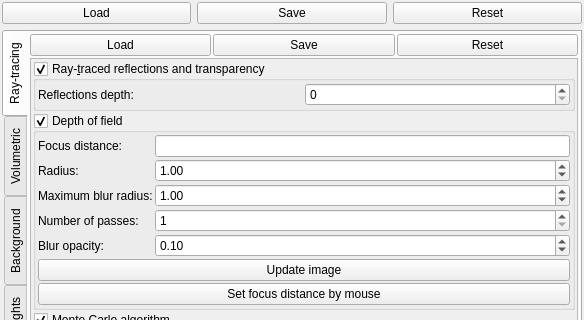
Qt form mandelbulber2/qt/dock_effects.ui (buddhi1980/mandelbulber2) before a commit; both pictures show x 0 to 584 and y 0 to 320 of the 584 by 1103 pixel window.
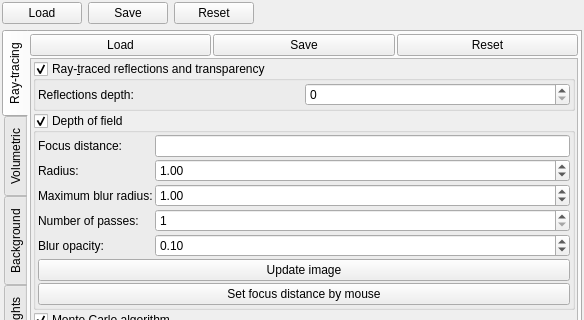
The same form after that commit. Icons and pictures are not drawn. Custom widgets are drawn as their Qt base class.

Commit message: substituted load/save/reset buttons with smaller icon buttons

The edit to the form file:
```diff
--- a/mandelbulber2/qt/dock_effects.ui
+++ b/mandelbulber2/qt/dock_effects.ui
@@ -49,6 +49,19 @@
        </property>
       </widget>
      </item>
+     <item>
+      <spacer name="horizontalSpacer">
+       <property name="orientation">
+        <enum>Qt::Horizontal</enum>
+       </property>
+       <property name="sizeHint" stdset="0">
+        <size>
+         <width>40</width>
+         <height>20</height>
+        </size>
+       </property>
+      </spacer>
+     </item>
     </layout>
    </item>
    <item>
```
The commit also changes 5 other files.
